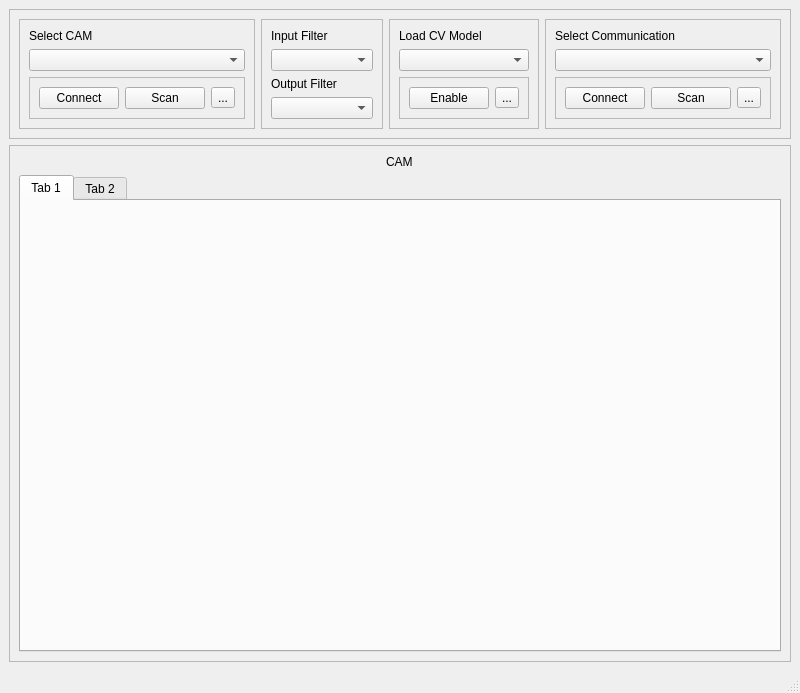
FrancoLopez0/GeneralCV, file ui_files/mainwindow.ui: the form before one commit.
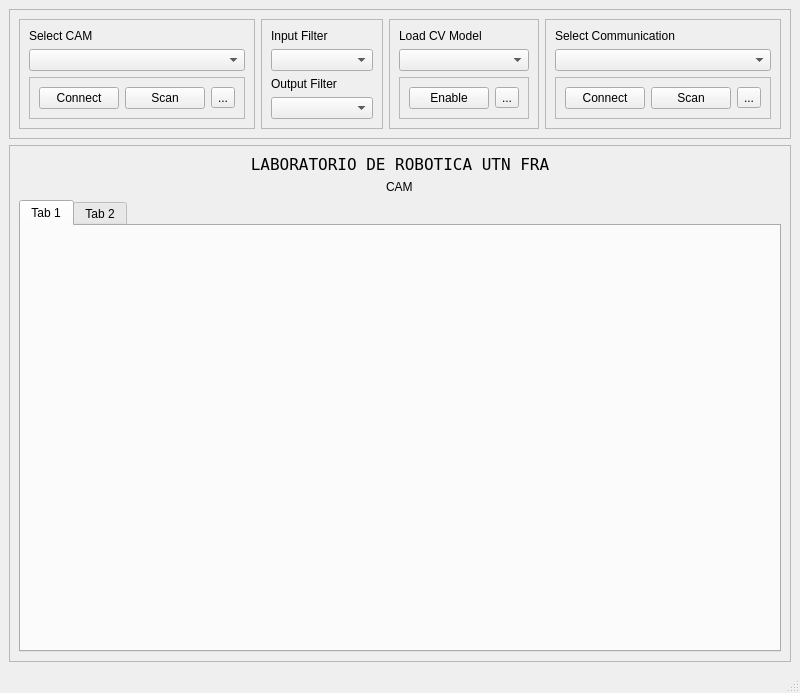
The form after the commit.

The edit to the form file:
```diff
--- a/ui_files/mainwindow.ui
+++ b/ui_files/mainwindow.ui
@@ -265,6 +265,25 @@
          </property>
         </widget>
        </item>
+       <item row="0" column="0">
+        <widget class="QLabel" name="label_6">
+         <property name="font">
+          <font>
+           <family>DejaVu Sans Mono</family>
+           <pointsize>12</pointsize>
+          </font>
+         </property>
+         <property name="mouseTracking">
+          <bool>false</bool>
+         </property>
+         <property name="text">
+          <string>LABORATORIO DE ROBOTICA UTN FRA</string>
+         </property>
+         <property name="alignment">
+          <set>Qt::AlignmentFlag::AlignCenter</set>
+         </property>
+        </widget>
+       </item>
       </layout>
      </widget>
     </item>
```
Left out of the diff: 6 changed lines with no effect on the pictures.
